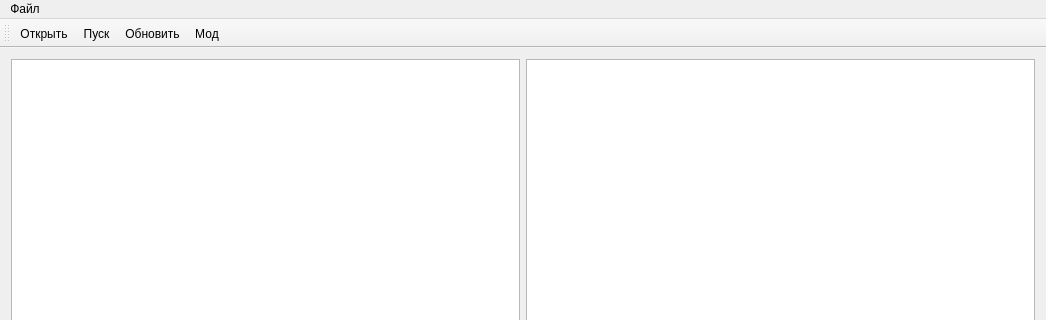
First picture: the form in diff/mainwindow.ui, repository Roket132/cpp-diff_widget, before the edit; both pictures show x 0 to 1046 and y 0 to 320 of the 1046 by 672 pixel window.
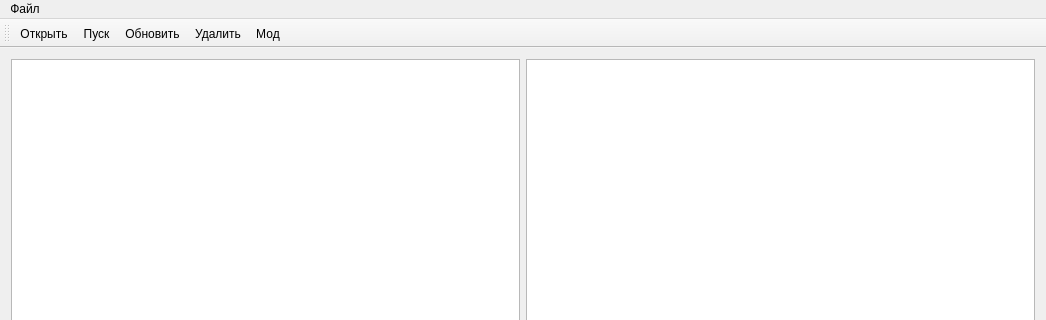
Second picture: the form after the edit. Icons and pictures are not drawn.

Commit message: delete action

The edit to the form file:
```diff
--- a/diff/mainwindow.ui
+++ b/diff/mainwindow.ui
@@ -67,6 +67,7 @@
    <addaction name="Open"/>
    <addaction name="Play"/>
    <addaction name="Reload"/>
+   <addaction name="Delete"/>
    <addaction name="speed"/>
   </widget>
   <widget class="QStatusBar" name="statusBar"/>
@@ -115,6 +116,15 @@
     <string>Пуск</string>
    </property>
   </action>
+  <action name="Delete">
+   <property name="icon">
+    <iconset resource="icon_buttom.qrc">
+     <normaloff>:/icons/Delete.png</normaloff>:/icons/Delete.png</iconset>
+   </property>
+   <property name="text">
+    <string>Удалить</string>
+   </property>
+  </action>
  </widget>
  <layoutdefault spacing="6" margin="11"/>
  <resources>
```
Left out of the diff: 1 changed line with no effect on the pictures. The commit also changes 5 other files.
